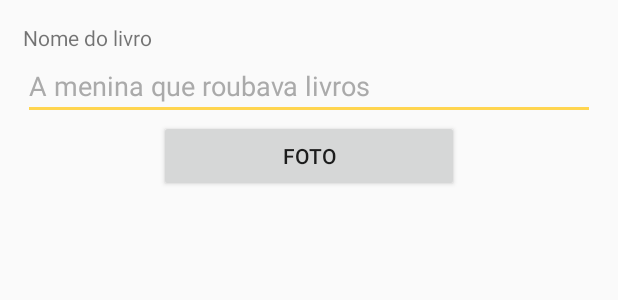
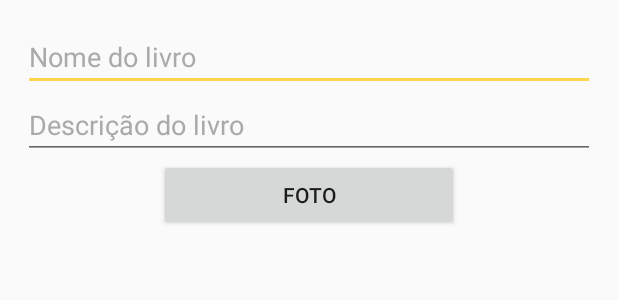
Before and after one commit to lucasselani/SW2017, an Android app: the layout book_layout.xml on its own in the app's theme, with its tools: preview values and no code run, on a phone screen of 412 x 824 dp. Shown: the top 300 px of the screen. Run offline under Robolectric (Android 15) with nearby library versions, the phone set to English and light mode, and no system bars.

```diff
--- a/app/src/main/java/br/sw/cacadoresdelivrosbr/model/Book.java
+++ b/app/src/main/java/br/sw/cacadoresdelivrosbr/model/Book.java
@@ -8,14 +8,16 @@ public class Book {
     public String bookId;
     public String bookName;
     public String bookImage;
+    public String bookDesc;
 
     public Book(){
 
     }
 
-    public Book(String bookId, String bookName, String bookImage) {
+    public Book(String bookId, String bookName, String bookImage, String bookDesc) {
         this.bookId = bookId;
         this.bookName = bookName;
         this.bookImage = bookImage;
+        this.bookDesc = bookDesc;
     }
 }
--- a/app/src/main/java/br/sw/cacadoresdelivrosbr/view/activities/LoginActivity.java
+++ b/app/src/main/java/br/sw/cacadoresdelivrosbr/view/activities/LoginActivity.java
@@ -50,6 +50,7 @@ public class LoginActivity extends FragmentActivity {
         mCallbackManager = CallbackManager.Factory.create();
 
         askPermissions();
+        printHashKey();
 
         loginButton = (LoginButton) findViewById(R.id.button_facebook_login);
         loginButton.setReadPermissions("email", "public_profile");
--- a/app/src/main/java/br/sw/cacadoresdelivrosbr/view/activities/MainActivity.java
+++ b/app/src/main/java/br/sw/cacadoresdelivrosbr/view/activities/MainActivity.java
@@ -84,7 +84,8 @@ public class MainActivity extends FragmentActivity implements
             @Override
             public void onDataChange(DataSnapshot dataSnapshot) {
                 for(DataSnapshot postSnapshot : dataSnapshot.getChildren()){
-                    bookList.add(postSnapshot.getValue(Book.class));
+                    Book book = postSnapshot.getValue(Book.class);
+                    if(book.bookId != null) bookList.add(postSnapshot.getValue(Book.class));
                 }
             }
 
--- a/app/src/main/res/layout/book_layout.xml
+++ b/app/src/main/res/layout/book_layout.xml
@@ -5,19 +5,23 @@
     android:padding="15dp"
     android:screenOrientation="portrait">
 
-    <TextView
+    <EditText
         android:layout_width="match_parent"
         android:layout_height="wrap_content"
-        android:text="Nome do livro"/>
+        android:hint="Nome do livro"
+        android:textColorHint="@android:color/darker_gray"
+        android:id="@+id/bookname"
+        android:inputType="text"
+        android:maxLength="32"/>
 
     <EditText
         android:layout_width="match_parent"
         android:layout_height="wrap_content"
-        android:hint="A menina que roubava livros"
+        android:hint="Descrição do livro"
         android:textColorHint="@android:color/darker_gray"
-        android:id="@+id/bookname"
+        android:id="@+id/bookdesc"
         android:inputType="text"
-        android:maxLength="32"/>
+        android:maxLength="256"/>
 
     <Button
         android:layout_gravity="center"
```
Also changed, not shown: app/src/main/java/br/sw/cacadoresdelivrosbr/view/fragments/BookDialog.java (+32 -6 lines), app/src/main/java/br/sw/cacadoresdelivrosbr/view/fragments/MarkerDialog.java (+25 -6 lines).
